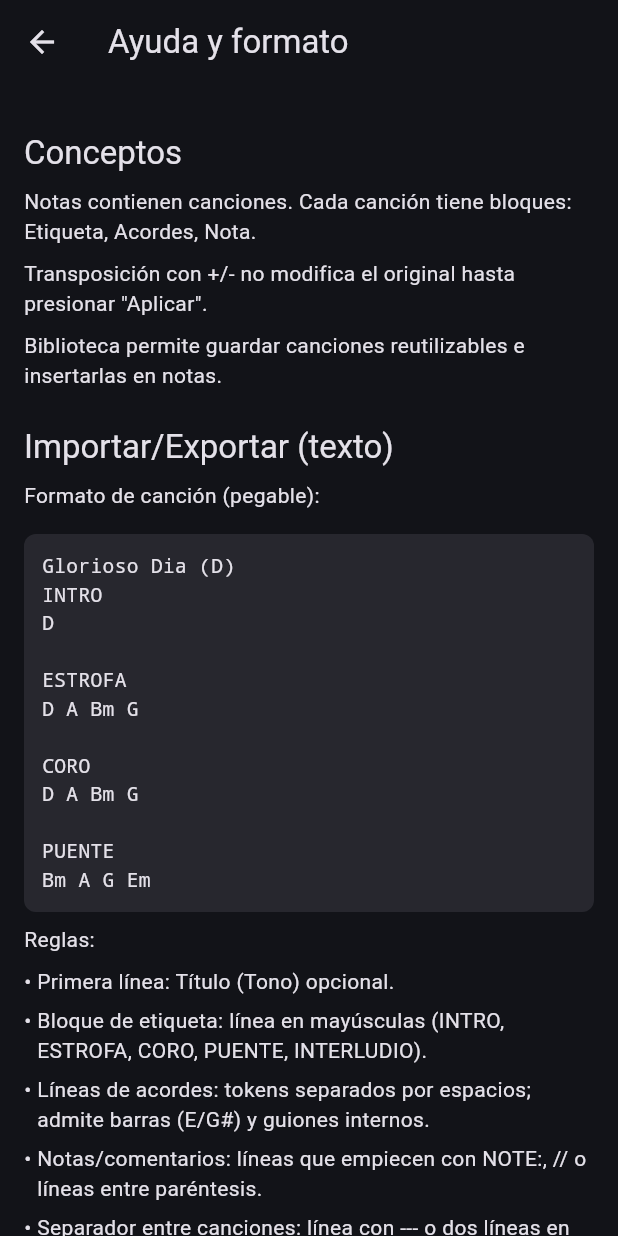
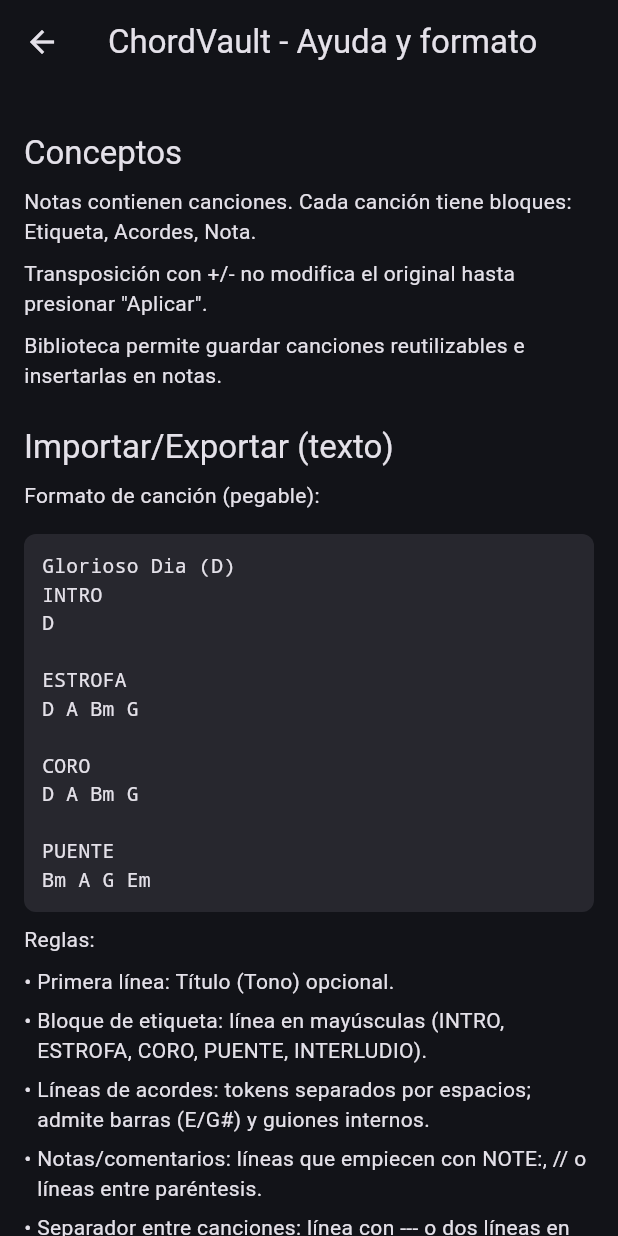
Before and after one commit to salvadorangulobaez/chord-vault, a Flutter app: the HelpScreen screen opened directly, on a phone screen of 412 x 824 dp. Run offline on Flutter 3.47's test engine with Material 3 defaults, Android fonts, the phone set to English and light mode, and no system bars; our stand-ins replace flutter_riverpod, hive, hive_flutter; accounts and stored records are empty.

Commit message:
Branding: nombre ChordVault, íconos iOS/Android, título en Ayuda; FAB ayuda alineado

```diff
--- a/lib/screens/help_screen.dart
+++ b/lib/screens/help_screen.dart
@@ -6,7 +6,7 @@
   @override
   Widget build(BuildContext context) {
     return Scaffold(
-      appBar: AppBar(title: const Text('Ayuda y formato')),
+      appBar: AppBar(title: const Text('ChordVault - Ayuda y formato')),
       body: ListView(
         padding: const EdgeInsets.all(16),
         children: const [
--- a/pubspec.yaml
+++ b/pubspec.yaml
@@ -1,5 +1,5 @@
 name: cancionero
-description: "A new Flutter project."
+description: "ChordVault - Cancionero con transposición y biblioteca"
 # The following line prevents the package from being accidentally published to
 # pub.dev using `flutter pub publish`. This is preferred for private packages.
 publish_to: 'none' # Remove this line if you wish to publish to pub.dev
```
Also changed, not shown: 2 other files.
